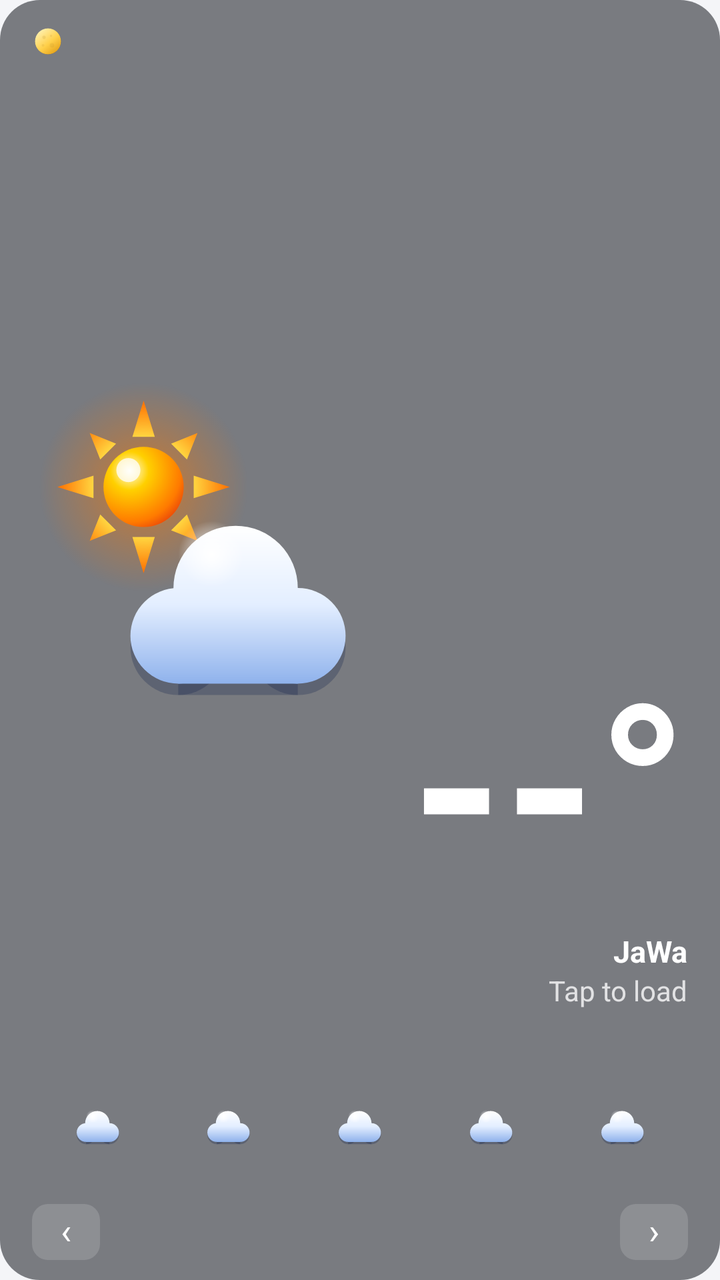
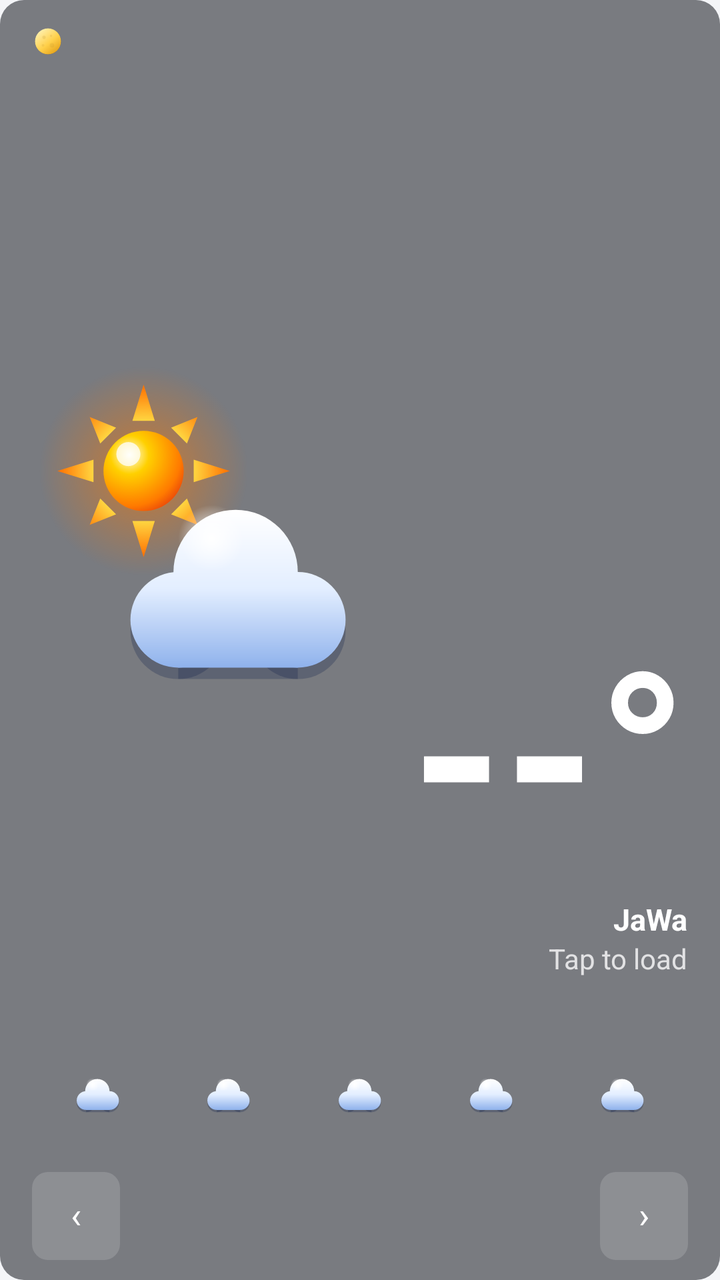

The first picture is an Android layout as it rendered before a commit; the second is the same layout after the commit. The layout source and the unified diff follow.
<!-- AndroidManifest.xml: application theme AppTheme -->
<!-- res/layout/widget_weather_icon.xml -->
<?xml version="1.0" encoding="utf-8"?>
<LinearLayout xmlns:android="http://schemas.android.com/apk/res/android"
    android:id="@+id/widget_root"
    android:layout_width="match_parent"
    android:layout_height="match_parent"
    android:background="@drawable/widget_bg"
    android:orientation="vertical"
    android:paddingStart="16dp"
    android:paddingTop="12dp"
    android:paddingEnd="16dp"
    android:paddingBottom="10dp">

    
    <LinearLayout
        android:layout_width="match_parent"
        android:layout_height="0dp"
        android:layout_weight="1"
        android:minHeight="64dp"
        android:orientation="horizontal">

        <LinearLayout
            android:layout_width="wrap_content"
            android:layout_height="match_parent"
            android:orientation="vertical">

            <LinearLayout
                android:id="@+id/moon_row"
                android:layout_width="wrap_content"
                android:layout_height="wrap_content"
                android:layout_marginBottom="2dp"
                android:gravity="center_vertical"
                android:orientation="horizontal">
                <ImageView
                    android:id="@+id/moon_icon"
                    android:layout_width="16dp"
                    android:layout_height="16dp"
                    android:importantForAccessibility="no"
                    android:src="@drawable/moon_08" />
                <TextView
                    android:id="@+id/moon_text"
                    android:layout_width="wrap_content"
                    android:layout_height="wrap_content"
                    android:layout_marginStart="5dp"
                    android:maxLines="1"
                    android:text=""
                    android:textColor="#FFE7A0"
                    android:textSize="13sp" />
            </LinearLayout>
            <ImageView
                android:id="@+id/current_icon"
                android:layout_width="wrap_content"
                android:layout_height="0dp"
                android:layout_gravity="center_horizontal"
                android:layout_weight="1"
                android:adjustViewBounds="true"
                android:importantForAccessibility="no"
                android:maxWidth="180dp"
                android:maxHeight="180dp"
                android:scaleType="fitCenter"
                android:src="@drawable/wx_partly_day" />
        </LinearLayout>

        
        <LinearLayout
            android:layout_width="0dp"
            android:layout_height="match_parent"
            android:layout_marginStart="8dp"
            android:layout_weight="1"
            android:gravity="end|center_vertical"
            android:orientation="vertical">

            <LinearLayout
                android:id="@+id/aq_row"
                android:layout_width="wrap_content"
                android:layout_height="wrap_content"
                android:layout_gravity="end"
                android:layout_marginStart="0dp"
                android:gravity="center_vertical"
                android:orientation="horizontal"
                android:visibility="gone">
                <ImageView
                    android:id="@+id/aq_icon"
                    android:layout_width="15dp"
                    android:layout_height="15dp"
                    android:importantForAccessibility="no"
                    android:src="@drawable/ic_air" />
                <TextView
                    android:id="@+id/aq_text"
                    android:layout_width="wrap_content"
                    android:layout_height="wrap_content"
                    android:layout_marginStart="4dp"
                    android:maxLines="1"
                    android:text="Good (15)"
                    android:textColor="#50F0E6"
                    android:textSize="13sp" />
            </LinearLayout>

        <TextView
            android:id="@+id/current_temp"
            android:layout_width="match_parent"
            android:layout_height="0dp"
            android:layout_weight="1"
            android:autoSizeMaxTextSize="120sp"
            android:autoSizeMinTextSize="32sp"
            android:autoSizeStepGranularity="2sp"
            android:autoSizeTextType="uniform"
            android:fontFamily="sans-serif"
            android:gravity="end|bottom"
            android:includeFontPadding="false"
            android:maxLines="1"
            android:text="--°"
            android:textColor="@color/widget_text"
            android:textStyle="bold" />

            <TextView
                android:id="@+id/place"
                android:layout_width="wrap_content"
                android:layout_height="wrap_content"
                android:layout_gravity="end"
                android:ellipsize="end"
                android:maxWidth="150dp"
                android:maxLines="1"
                android:text="@string/widget_name"
                android:textColor="@color/widget_text"
                android:textSize="15sp"
                android:textStyle="bold" />

            <TextView
                android:id="@+id/description"
                android:layout_width="wrap_content"
                android:layout_height="wrap_content"
                android:layout_gravity="end"
                android:ellipsize="end"
                android:maxWidth="150dp"
                android:maxLines="1"
                android:text="Tap to load"
                android:textColor="@color/widget_text_dim"
                android:textSize="14sp" />

            <TextView
                android:id="@+id/details"
                android:layout_width="wrap_content"
                android:layout_height="wrap_content"
                android:layout_gravity="end"
                android:maxLines="1"
                android:textColor="@color/widget_text_faint"
                android:textSize="14sp" />
        </LinearLayout>
    </LinearLayout>

    <LinearLayout
        android:id="@+id/days_row"
        android:layout_width="match_parent"
        android:layout_height="wrap_content"
        android:layout_marginTop="6dp"
        android:orientation="horizontal">
        <LinearLayout
            android:id="@+id/day_slot_0"
            android:layout_width="0dp"
            android:layout_height="wrap_content"
            android:layout_weight="1"
            android:gravity="center_horizontal"
            android:orientation="vertical">
            <TextView
                android:id="@+id/day_label_0"
                style="@style/WidgetSmall"
                android:layout_width="wrap_content"
                android:layout_height="wrap_content" />
            <ImageView
                android:id="@+id/day_icon_0"
                android:layout_width="30dp"
                android:layout_height="30dp"
                android:layout_marginTop="2dp"
                android:layout_marginBottom="1dp"
                android:importantForAccessibility="no"
                android:src="@drawable/wx_cloudy" />
            <TextView
                android:id="@+id/day_temp_0"
                style="@style/WidgetValue"
                android:layout_width="wrap_content"
                android:layout_height="wrap_content" />
        </LinearLayout>
        <LinearLayout
            android:id="@+id/day_slot_1"
            android:layout_width="0dp"
            android:layout_height="wrap_content"
            android:layout_weight="1"
            android:gravity="center_horizontal"
            android:orientation="vertical">
            <TextView
                android:id="@+id/day_label_1"
                style="@style/WidgetSmall"
                android:layout_width="wrap_content"
                android:layout_height="wrap_content" />
            <ImageView
                android:id="@+id/day_icon_1"
                android:layout_width="30dp"
                android:layout_height="30dp"
                android:layout_marginTop="2dp"
                android:layout_marginBottom="1dp"
                android:importantForAccessibility="no"
                android:src="@drawable/wx_cloudy" />
            <TextView
                android:id="@+id/day_temp_1"
                style="@style/WidgetValue"
                android:layout_width="wrap_content"
                android:layout_height="wrap_content" />
        </LinearLayout>
        <LinearLayout
            android:id="@+id/day_slot_2"
            android:layout_width="0dp"
            android:layout_height="wrap_content"
            android:layout_weight="1"
            android:gravity="center_horizontal"
            android:orientation="vertical">
            <TextView
                android:id="@+id/day_label_2"
                style="@style/WidgetSmall"
                android:layout_width="wrap_content"
                android:layout_height="wrap_content" />
            <ImageView
                android:id="@+id/day_icon_2"
                android:layout_width="30dp"
                android:layout_height="30dp"
                android:layout_marginTop="2dp"
                android:layout_marginBottom="1dp"
                android:importantForAccessibility="no"
                android:src="@drawable/wx_cloudy" />
            <TextView
                android:id="@+id/day_temp_2"
                style="@style/WidgetValue"
                android:layout_width="wrap_content"
                android:layout_height="wrap_content" />
        </LinearLayout>
        <LinearLayout
            android:id="@+id/day_slot_3"
            android:layout_width="0dp"
            android:layout_height="wrap_content"
            android:layout_weight="1"
            android:gravity="center_horizontal"
            android:orientation="vertical">
            <TextView
                android:id="@+id/day_label_3"
                style="@style/WidgetSmall"
                android:layout_width="wrap_content"
                android:layout_height="wrap_content" />
            <ImageView
                android:id="@+id/day_icon_3"
                android:layout_width="30dp"
                android:layout_height="30dp"
                android:layout_marginTop="2dp"
                android:layout_marginBottom="1dp"
                android:importantForAccessibility="no"
                android:src="@drawable/wx_cloudy" />
            <TextView
                android:id="@+id/day_temp_3"
                style="@style/WidgetValue"
                android:layout_width="wrap_content"
                android:layout_height="wrap_content" />
        </LinearLayout>
        <LinearLayout
            android:id="@+id/day_slot_4"
            android:layout_width="0dp"
            android:layout_height="wrap_content"
            android:layout_weight="1"
            android:gravity="center_horizontal"
            android:orientation="vertical">
            <TextView
                android:id="@+id/day_label_4"
                style="@style/WidgetSmall"
                android:layout_width="wrap_content"
                android:layout_height="wrap_content" />
            <ImageView
                android:id="@+id/day_icon_4"
                android:layout_width="30dp"
                android:layout_height="30dp"
                android:layout_marginTop="2dp"
                android:layout_marginBottom="1dp"
                android:importantForAccessibility="no"
                android:src="@drawable/wx_cloudy" />
            <TextView
                android:id="@+id/day_temp_4"
                style="@style/WidgetValue"
                android:layout_width="wrap_content"
                android:layout_height="wrap_content" />
        </LinearLayout>
    </LinearLayout>

    
    <LinearLayout
        android:id="@+id/nav_row"
        android:layout_width="match_parent"
        android:layout_height="wrap_content"
        android:layout_marginTop="4dp"
        android:gravity="center_vertical"
        android:orientation="horizontal">
        <TextView
            android:id="@+id/prev"
            style="@style/WidgetArrow"
            android:text="‹" />
        <TextView
            android:id="@+id/dots"
            android:layout_width="0dp"
            android:layout_height="wrap_content"
            android:layout_weight="1"
            android:gravity="center"
            android:includeFontPadding="false"
            android:maxLines="1"
            android:textColor="@color/widget_text"
            android:textSize="9sp" />
        <TextView
            android:id="@+id/next"
            style="@style/WidgetArrow"
            android:text="›" />
    </LinearLayout>
</LinearLayout>
<!-- resources referenced by this layout -->
<resources>
  <color name="widget_text">#FFFFFFFF</color>
  <color name="widget_text_dim">#C8FFFFFF</color>
  <color name="widget_text_faint">#99FFFFFF</color>
  <!-- drawable ic_air (drawable) -->
  <?xml version="1.0" encoding="utf-8"?>
  <vector xmlns:android="http://schemas.android.com/apk/res/android"
      android:width="24dp" android:height="24dp"
      android:viewportWidth="24" android:viewportHeight="24">
      <path android:pathData="M3,8 H14 A3,3 0 1,0 11,5"
          android:strokeColor="#FFFFFF" android:strokeWidth="2.3"
          android:strokeLineCap="round" android:strokeLineJoin="round" />
      <path android:pathData="M3,12.5 H18 A3,3 0 1,1 15,15.5"
          android:strokeColor="#FFFFFF" android:strokeWidth="2.3"
          android:strokeLineCap="round" android:strokeLineJoin="round" />
      <path android:pathData="M3,17 H10"
          android:strokeColor="#FFFFFF" android:strokeWidth="2.3"
          android:strokeLineCap="round" />
  </vector>
  <!-- drawable widget_bg (drawable) -->
  <?xml version="1.0" encoding="utf-8"?>
  <shape xmlns:android="http://schemas.android.com/apk/res/android" android:shape="rectangle">
      <solid android:color="#8C141820" />
      <corners android:radius="20dp" />
  </shape>
  <string name="widget_name">JaWa</string>
  <style name="WidgetArrow">
          <item name="android:layout_width">34dp</item>
          <item name="android:layout_height">28dp</item>
          <item name="android:gravity">center</item>
          <item name="android:background">@drawable/widget_arrow_bg</item>
          <item name="android:textColor">@color/widget_text</item>
          <item name="android:textSize">18sp</item>
          <item name="android:includeFontPadding">false</item>
      </style>
  <style name="WidgetSmall">
          <item name="android:textColor">@color/widget_text_dim</item>
          <item name="android:textSize">12sp</item>
          <item name="android:maxLines">1</item>
      </style>
  <style name="WidgetValue">
          <item name="android:textColor">@color/widget_text</item>
          <item name="android:textSize">14sp</item>
          <item name="android:maxLines">1</item>
      </style>
  <style name="AppTheme" parent="android:Theme.Material.Light.NoActionBar">
          <item name="android:colorAccent">#3D6FB6</item>
          <item name="android:windowBackground">@color/settings_bg</item>
      </style>
  <!-- drawable widget_arrow_bg (drawable) -->
  <?xml version="1.0" encoding="utf-8"?>
  <shape xmlns:android="http://schemas.android.com/apk/res/android" android:shape="rectangle">
      <solid android:color="#26FFFFFF" />
      <corners android:radius="8dp" />
  </shape>
  <color name="settings_bg">#F4F5F8</color>
  <!-- unchanged entries left out for length: 3 -->
</resources>

<!-- the commit's change to res/layout/widget_weather_icon.xml (unified diff, before → after) -->
@@ -118,7 +118,7 @@
                 android:layout_height="wrap_content"
                 android:layout_gravity="end"
                 android:ellipsize="end"
-                android:maxWidth="150dp"
+                android:maxWidth="180dp"
                 android:maxLines="1"
                 android:text="@string/widget_name"
                 android:textColor="@color/widget_text"
@@ -131,7 +131,7 @@
                 android:layout_height="wrap_content"
                 android:layout_gravity="end"
                 android:ellipsize="end"
-                android:maxWidth="150dp"
+                android:maxWidth="180dp"
                 android:maxLines="1"
                 android:text="Tap to load"
                 android:textColor="@color/widget_text_dim"
<!-- resource entries referenced after the edit -->
@@ -22,12 +22,12 @@
   <?xml version="1.0" encoding="utf-8"?>
   <shape xmlns:android="http://schemas.android.com/apk/res/android" android:shape="rectangle">
       <solid android:color="#8C141820" />
-      <corners android:radius="20dp" />
+      <corners android:radius="12dp" />
   </shape>
   <string name="widget_name">JaWa</string>
   <style name="WidgetArrow">
-          <item name="android:layout_width">34dp</item>
-          <item name="android:layout_height">28dp</item>
+          <item name="android:layout_width">44dp</item>
+          <item name="android:layout_height">44dp</item>
           <item name="android:gravity">center</item>
           <item name="android:background">@drawable/widget_arrow_bg</item>
           <item name="android:textColor">@color/widget_text</item>
